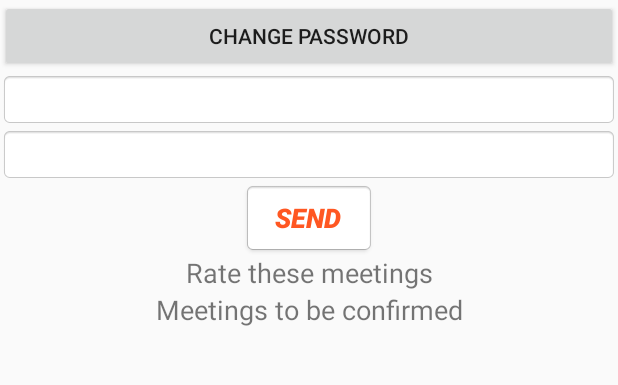
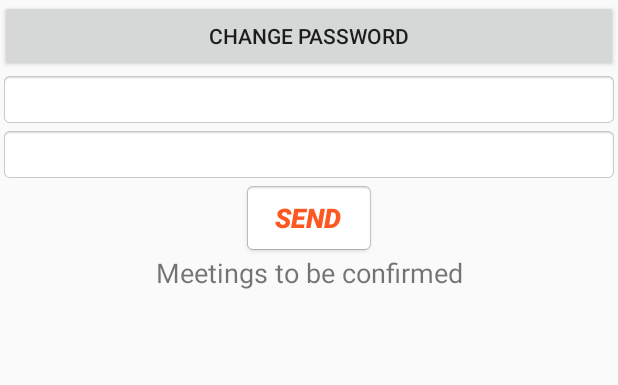
Before and after one commit to S-Rey/Software-Engineering-Tutosaurus, an Android app: the fragment ProfileFragment shown on its own in the app's theme, on a phone screen of 412 x 824 dp, the part 264-649 px from its top. Run offline under Robolectric (Android 15) with nearby library versions, the phone set to English and light mode, and no system bars; our stand-ins replace Firebase (no records; nobody signed in at launch, a user with empty details on screens opened directly); libraries missing offline, so code that uses them is left out: com.firebase.ui; 4 statements that could not run were skipped.

```diff
--- a/app/src/main/java/ch/epfl/sweng/tutosaurus/FindTutorResult.java
+++ b/app/src/main/java/ch/epfl/sweng/tutosaurus/FindTutorResult.java
@@ -6,7 +6,7 @@ import android.support.v7.app.AppCompatActivity;
 import android.widget.ListView;
 import com.google.firebase.database.Query;
 
-import ch.epfl.sweng.tutosaurus.findTutor.FirebaseTutorAdapter;
+import ch.epfl.sweng.tutosaurus.adapter.FirebaseTutorAdapter;
 import ch.epfl.sweng.tutosaurus.helper.DatabaseHelper;
 import ch.epfl.sweng.tutosaurus.model.User;
 
--- a/app/src/main/java/ch/epfl/sweng/tutosaurus/findTutor/FirebaseTutorAdapter.java
+++ b/app/src/main/java/ch/epfl/sweng/tutosaurus/adapter/FirebaseTutorAdapter.java
@@ -1,4 +1,4 @@
-package ch.epfl.sweng.tutosaurus.findTutor;
+package ch.epfl.sweng.tutosaurus.adapter;
 
         import android.app.Activity;
         import android.content.Intent;
--- a/app/src/main/res/layout/profile_layout.xml
+++ b/app/src/main/res/layout/profile_layout.xml
@@ -113,18 +113,6 @@
         <TextView
             android:layout_width="match_parent"
             android:layout_height="wrap_content"
-            android:text="Rate these meetings"
-            android:textSize="18dp"
-            android:gravity="center_horizontal|center_vertical"/>
-
-        <ListView
-            android:layout_width="match_parent"
-            android:layout_height="wrap_content"
-            android:id="@+id/meetingtoRate"/>
-
-        <TextView
-            android:layout_width="match_parent"
-            android:layout_height="wrap_content"
             android:text="Meetings to be confirmed"
             android:textSize="18dp"
             android:gravity="center_horizontal|center_vertical"/>
```
Also changed, not shown: app/src/main/java/ch/epfl/sweng/tutosaurus/MeetingsFragment.java (+7 -4 lines), app/src/main/java/ch/epfl/sweng/tutosaurus/adapter/MeetingConfirmationAdapter.java (+7 -3 lines), app/src/main/java/ch/epfl/sweng/tutosaurus/findTutor/TutorAdapter.java (deleted, +0 -81 lines), 1 other file.
